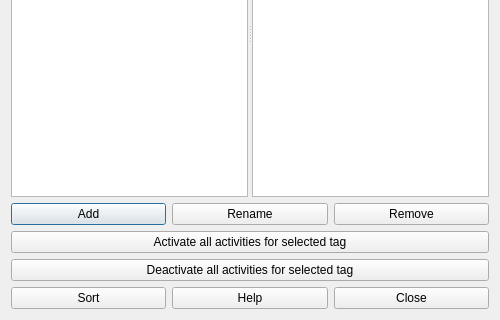
Qt form src/interface/activitytagsform_template.ui (karandit/fet) before a commit; both pictures show x 0 to 500 and y 143 to 463 of the 500 by 463 pixel window.
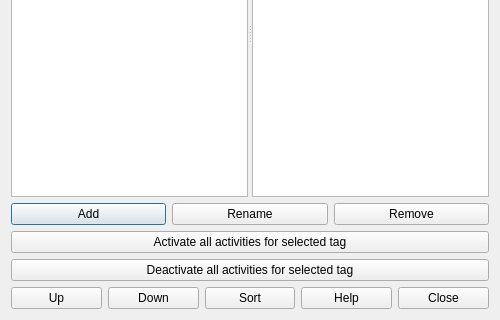
The same form after that commit.

Patch:
```diff
--- a/src/interface/activitytagsform_template.ui
+++ b/src/interface/activitytagsform_template.ui
@@ -30,8 +30,6 @@
     </widget>
    </item>
    <item row="1" column="0">
-    <layout class="QVBoxLayout" name="verticalLayout">
-     <item>
       <layout class="QHBoxLayout" name="horizontalLayout_2">
        <item>
         <widget class="QPushButton" name="addActivityTagPushButton">
@@ -70,8 +68,22 @@
        </property>
       </widget>
      </item>
-     <item>
+   <item row="4" column="0">
       <layout class="QHBoxLayout" name="horizontalLayout">
+     <item>
+      <widget class="QPushButton" name="moveActivityTagUpPushButton">
+       <property name="text">
+        <string comment="It means move the item up in the list">Up</string>
+       </property>
+      </widget>
+     </item>
+     <item>
+      <widget class="QPushButton" name="moveActivityTagDownPushButton">
+       <property name="text">
+        <string comment="It means move the item down in the list">Down</string>
+       </property>
+      </widget>
+     </item>
        <item>
         <widget class="QPushButton" name="sortActivityTagsPushButton">
          <property name="text">
@@ -92,8 +104,6 @@
           <string>Close</string>
          </property>
         </widget>
-       </item>
-      </layout>
      </item>
     </layout>
    </item>
```
Left out of the diff: 4 changed lines with no effect on the pictures. Lines whose indentation alone changed are shown as unchanged.
